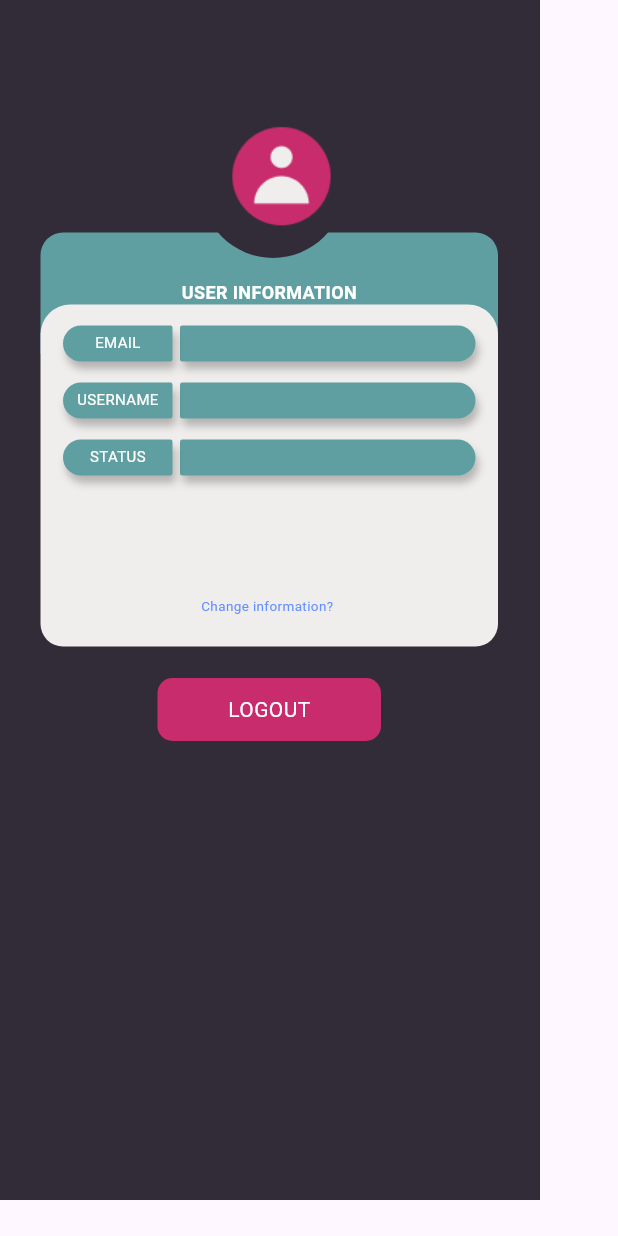
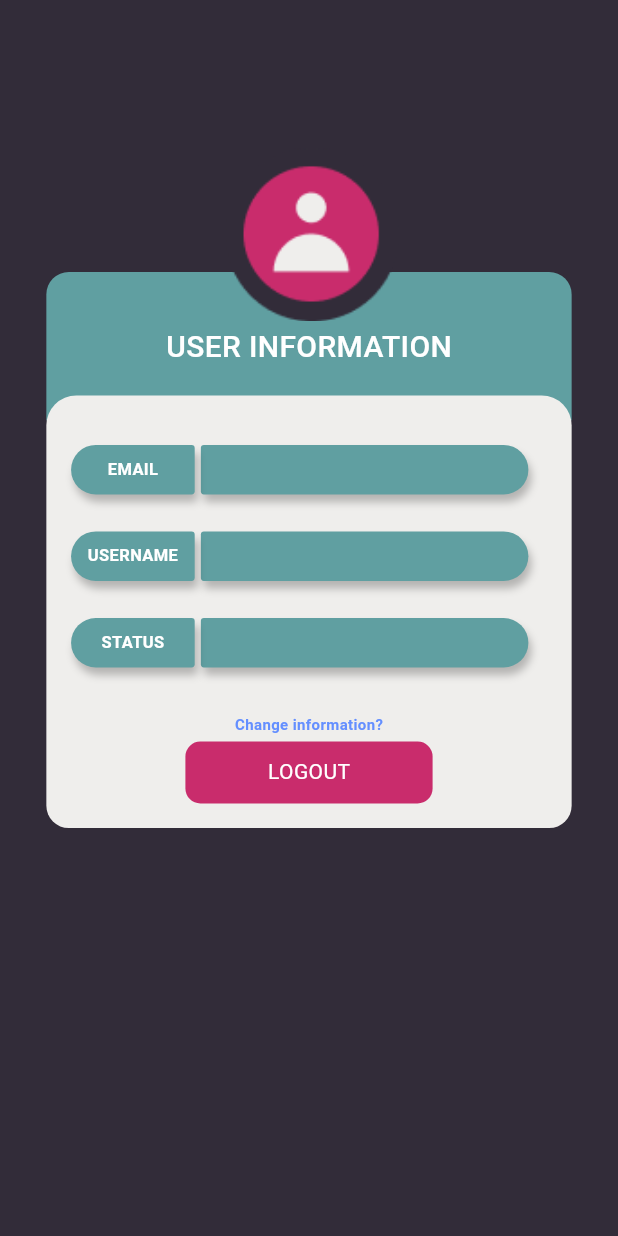
Before and after one commit to Raden616Rizki/evolt-mobile, a Flutter app: the UserPageContent widget shown alone on an empty page, opened directly, on a phone screen of 412 x 824 dp. Run offline on Flutter 3.47's test engine with Material 3 defaults, Android fonts, the light colour scheme and no system bars; missing offline and left inert: mqtt_client; network calls fail; Roboto replaces fonts that are missing (Leelawadee UI, Microsoft YaHei UI).

Commit message:
Update User Page

```diff
--- a/src/evolt/lib/pages/user_page.dart
+++ b/src/evolt/lib/pages/user_page.dart
@@ -1,4 +1,5 @@
 import 'package:flutter/material.dart';
+import 'package:evolt/pages/login_page.dart';
 
 void main() {
   runApp(const UserPage());
@@ -7,17 +8,21 @@ void main() {
 class UserPage extends StatelessWidget {
   const UserPage({Key? key}) : super(key: key);
 
-
   @override
   Widget build(BuildContext context) {
     return MaterialApp(
       theme: ThemeData.dark().copyWith(
         scaffoldBackgroundColor: const Color.fromARGB(255, 18, 32, 47),
       ),
+      routes: {
+        '/login': (context) => const LoginPage(),
+      },
       home: Scaffold(
-        body: ListView(children: [
+        body: ListView(
+          children: [
             UserPageContent(),
-        ]),
+          ],
+        ),
       ),
     );
   }
@@ -26,29 +31,32 @@ class UserPage extends StatelessWidget {
 class UserPageContent extends StatelessWidget {
   @override
   Widget build(BuildContext context) {
+    final screenWidth = MediaQuery.of(context).size.width;
+    final screenHeight = MediaQuery.of(context).size.height;
+
     return Column(
       children: [
         Container(
-          width: 360,
-          height: 800,
+          width: screenWidth,
+          height: screenHeight * 1.5,
           clipBehavior: Clip.antiAlias,
           decoration: const BoxDecoration(color: Color(0xFF322C39)),
           child: Stack(
             children: [
               Positioned(
-                left: 27,
-                top: 155,
-                child: Container(
-                  width: 305,
-                  height: 276,
+                left: screenWidth * 0.075,
+                top: screenHeight * 0.22,
+                child: SizedBox(
+                  width: screenWidth * 0.85,
+                  height: screenHeight,
                   child: Stack(
                     children: [
                       Positioned(
                         left: 0,
                         top: 0,
                         child: Container(
-                          width: 305,
-                          height: 81,
+                          width: screenWidth * 0.85,
+                          height: screenHeight * 0.12,
                           decoration: const ShapeDecoration(
                             color: Color(0xFF609FA1),
                             shape: RoundedRectangleBorder(
@@ -63,10 +71,10 @@ class UserPageContent extends StatelessWidget {
                               'USER INFORMATION',
                               style: TextStyle(
                                 color: Colors.white,
-                                fontSize: 12,
+                                fontSize: 20,
                                 fontFamily: 'Leelawadee UI',
-                                fontWeight: FontWeight.w700,
-                                height: 0,
+                                fontWeight: FontWeight.w500,
+                                height: 1.2,
                               ),
                             ),
                           ),
@@ -74,10 +82,10 @@ class UserPageContent extends StatelessWidget {
                       ),
                       Positioned(
                         left: 0,
-                        top: 48,
+                        top: screenHeight * 0.1,
                         child: Container(
-                          width: 305,
-                          height: 228,
+                          width: screenWidth * 0.85,
+                          height: screenHeight * 0.35,
                           decoration: const ShapeDecoration(
                             color: Color(0xFFEFEEEC),
                             shape: RoundedRectangleBorder(
@@ -92,19 +100,19 @@ class UserPageContent extends StatelessWidget {
                         ),
                       ),
                       Positioned(
-                        left: 15,
-                        top: 62,
+                        left: screenWidth * 0.04,
+                        top: screenHeight * 0.14,
                         child: Container(
-                          width: 275,
-                          height: 24,
+                          width: screenWidth * 0.75,
+                          height: screenHeight * 0.04,
                           child: Stack(
                             children: [
                               Positioned(
-                                left: 78,
+                                left: screenWidth * 0.21,
                                 top: 0,
                                 child: Container(
-                                  width: 197,
-                                  height: 24,
+                                  width: screenWidth * 0.53,
+                                  height: screenHeight * 0.04,
                                   decoration: const ShapeDecoration(
                                     color: Color(0xFF609FA1),
                                     shape: RoundedRectangleBorder(
@@ -130,8 +138,8 @@ class UserPageContent extends StatelessWidget {
                                 left: 0,
                                 top: 0,
                                 child: Container(
-                                  width: 73,
-                                  height: 24,
+                                  width: screenWidth * 0.2,
+                                  height: screenHeight * 0.04,
                                   decoration: const ShapeDecoration(
                                     color: Color(0xFF609FA1),
                                     shape: RoundedRectangleBorder(
@@ -156,10 +164,10 @@ class UserPageContent extends StatelessWidget {
                                       'EMAIL',
                                       style: TextStyle(
                                         color: Colors.white,
-                                        fontSize: 10,
+                                        fontSize: 11,
                                         fontFamily: 'Microsoft YaHei UI',
-                                        fontWeight: FontWeight.w400,
-                                        height: 0,
+                                        fontWeight: FontWeight.w600,
+                                        height: 1.2,
                                       ),
                                     ),
                                   ),
@@ -170,19 +178,19 @@ class UserPageContent extends StatelessWidget {
                         ),
                       ),
                       Positioned(
-                        left: 15,
-                        top: 100,
+                        left: screenWidth * 0.04,
+                        top: screenHeight * 0.21,
                         child: Container(
-                          width: 275,
-                          height: 24,
+                          width: screenWidth * 0.75,
+                          height: screenHeight * 0.04,
                           child: Stack(
                             children: [
                               Positioned(
-                                left: 78,
+                                left: screenWidth * 0.21,
                                 top: 0,
                                 child: Container(
-                                  width: 197,
-                                  height: 24,
+                                  width: screenWidth * 0.53,
+                                  height: screenHeight * 0.04,
                                   decoration: const ShapeDecoration(
                                     color: Color(0xFF609FA1),
                                     shape: RoundedRectangleBorder(
@@ -208,8 +216,8 @@ class UserPageContent extends StatelessWidget {
                                 left: 0,
                                 top: 0,
                                 child: Container(
-                                  width: 73,
-                                  height: 24,
+                                  width: screenWidth * 0.2,
+                                  height: screenHeight * 0.04,
                                   decoration: const ShapeDecoration(
                                     color: Color(0xFF609FA1),
                                     shape: RoundedRectangleBorder(
@@ -234,10 +242,10 @@ class UserPageContent extends StatelessWidget {
                                       'USERNAME',
                                       style: TextStyle(
                                         color: Colors.white,
-                                        fontSize: 10,
+                                        fontSize: 11,
                                         fontFamily: 'Microsoft YaHei UI',
-                                        fontWeight: FontWeight.w400,
-                                        height: 0,
+                                        fontWeight: FontWeight.w600,
+                                        height: 1.2,
                                       ),
                                     ),
                                   ),
@@ -248,19 +256,19 @@ class UserPageContent extends StatelessWidget {
                         ),
                       ),
                       Positioned(
-                        left: 15,
-                        top: 138,
+                        left: screenWidth * 0.04,
+                        top: screenHeight * 0.28,
                         child: Container(
-                          width: 275,
-                          height: 24,
+                          width: screenWidth * 0.75,
+                          height: screenHeight * 0.04,
                           child: Stack(
                             children: [
                               Positioned(
-                                left: 78,
+                                left: screenWidth * 0.21,
                                 top: 0,
                                 child: Container(
-                                  width: 197,
-                                  height: 24,
+                                  width: screenWidth * 0.53,
+                                  height: screenHeight * 0.04,
                                   decoration: const ShapeDecoration(
                                     color: Color(0xFF609FA1),
                                     shape: RoundedRectangleBorder(
@@ -286,8 +294,8 @@ class UserPageContent extends StatelessWidget {
                                 left: 0,
                                 top: 0,
                                 child: Container(
-                                  width: 73,
-                                  height: 24,
+                                  width: screenWidth * 0.2,
+                                  height: screenHeight * 0.04,
                                   decoration: const ShapeDecoration(
                                     color: Color(0xFF609FA1),
                                     shape: RoundedRectangleBorder(
@@ -312,10 +320,10 @@ class UserPageContent extends StatelessWidget {
                                       'STATUS',
                                       style: TextStyle(
                                         color: Colors.white,
-                                        fontSize: 10,
+                                        fontSize: 11,
                                         fontFamily: 'Microsoft YaHei UI',
-                                        fontWeight: FontWeight.w400,
-                                        height: 0,
+                                        fontWeight: FontWeight.w600,
+                                        height: 1.2,
                                       ),
                                     ),
                                   ),
@@ -330,11 +338,15 @@ class UserPageContent extends StatelessWidget {
                 ),
               ),
               Positioned(
-                left: 105,
-                top: 452,
+                left: screenWidth * 0.3,
+                top: screenHeight * 0.60,
+                child: GestureDetector(
+                  onTap: () {
+                    Navigator.pushNamed(context, '/login');
+                  },
                   child: Container(
-                  width: 149,
-                  height: 42,
+                    width: screenWidth * 0.4,
+                    height: screenHeight * 0.05,
                     decoration: ShapeDecoration(
                       color: const Color(0xFFC92C6C),
                       shape: RoundedRectangleBorder(
@@ -349,58 +361,38 @@ class UserPageContent extends StatelessWidget {
                           fontSize: 14,
                           fontFamily: 'Microsoft YaHei UI',
                           fontWeight: FontWeight.w400,
-                      ),
-                    ),
-                  ),
-                ),
-              ),
-              const Positioned(
-                left: 134,
-                top: 397,
-                child: Text(
-                  'Change information?',
-                  style: TextStyle(
-                    color: Color(0xFF648FFF),
-                    fontSize: 9,
-                    fontFamily: 'Microsoft YaHei UI',
-                    fontWeight: FontWeight.w400,
-                  ),
-                ),
-              ),
-              Positioned(
-                left: 120,
-                top: 76,
-                child: Container(
-                  width: 110,
-                  height: 110,
-                  child: Stack(
-                    children: [
-                      Positioned(
-                        left: 14,
-                        top: 0,
-                        child: Container(
-                          width: 96,
-                          height: 96,
-                          decoration: const ShapeDecoration(
-                            color: Color(0xFF322C39),
-                            shape: CircleBorder(),
-                          ),
-                          child: Center(
-                            child: Container(
-                              width: 100,
-                              height: 100,
-                              decoration: const BoxDecoration(
-                                shape: BoxShape.circle,
-                                image: DecorationImage(
-                                image: AssetImage('assets/Icon Profile.png'),
-                                fit: BoxFit.cover,
+                          height: 1.2,
                         ),
                       ),
                     ),
                   ),
                 ),
               ),
-                    ],
+              Positioned(
+                left: screenWidth * 0.380,
+                top: screenHeight * 0.58,
+                child: const Text(
+                  'Change information?',
+                  style: TextStyle(
+                    color: Color(0xFF648FFF),
+                    fontSize: 10,
+                    fontFamily: 'Microsoft YaHei UI',
+                    fontWeight: FontWeight.w600,
+                    height: 1.2,
+                  ),
+                ),
+              ),
+              Positioned(
+                left: screenWidth * 0.365,
+                top: screenHeight * 0.12,
+                child: Container(
+                  width: screenWidth * 0.28,
+                  height: screenHeight * 0.14,
+                  decoration: const BoxDecoration(
+                    image: DecorationImage(
+                      image: AssetImage('assets/Icon-Profile.png'),
+                      fit: BoxFit.cover,
+                    ),
                   ),
                 ),
               ),
```
Also changed, not shown: src/evolt/lib/pages/login_page.dart (+8 -4 lines), src/evolt/pubspec.yaml (+3 -6 lines), src/evolt/assets/Icon-Profile.png (added), src/evolt/pubspec.lock, 2 other files. Lines whose indentation alone changed are shown as unchanged.
